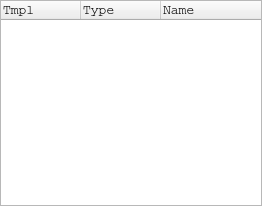
The window that src/porteditor.ui (ZADNE/icp2021) describes before a commit, drawn with Qt 5.
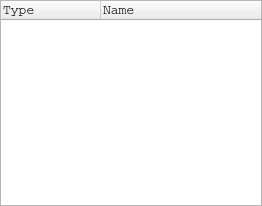
The same window after the commit.

Patch:
```diff
--- a/src/porteditor.ui
+++ b/src/porteditor.ui
@@ -43,20 +43,6 @@
      <property name="rootIsDecorated">
       <bool>false</bool>
      </property>
-     <attribute name="headerDefaultSectionSize">
-      <number>80</number>
-     </attribute>
-     <column>
-      <property name="text">
-       <string>Tmpl</string>
-      </property>
-      <property name="font">
-       <font>
-        <family>Segoe UI</family>
-        <pointsize>10</pointsize>
-       </font>
-      </property>
-     </column>
      <column>
       <property name="text">
        <string>Type</string>
```
Left out of the diff: 1 changed line with no effect on the pictures.
